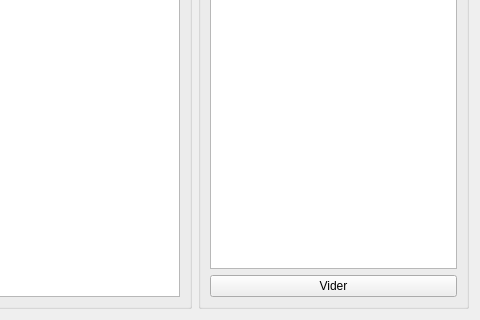
bdonnette/PACHA, file Ui_ActionsSupervisions.ui: the form before one commit; both pictures show x 91 to 571 and y 109 to 429 of the 571 by 429 pixel window.
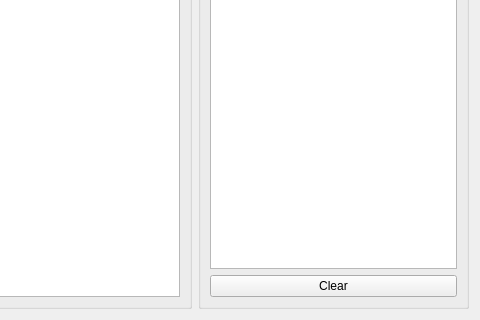
The form after the commit.

Patch:
```diff
--- a/Ui_ActionsSupervisions.ui
+++ b/Ui_ActionsSupervisions.ui
@@ -55,7 +55,7 @@
           <item>
            <widget class="QPushButton" name="pushButton">
             <property name="text">
-             <string>Vider</string>
+             <string>Clear</string>
             </property>
            </widget>
           </item>
```
